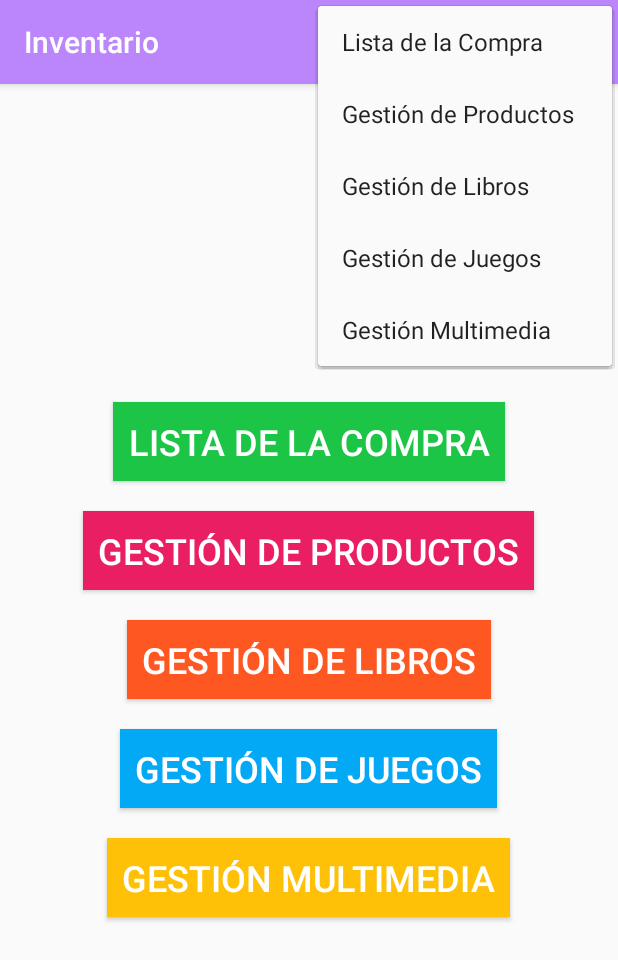
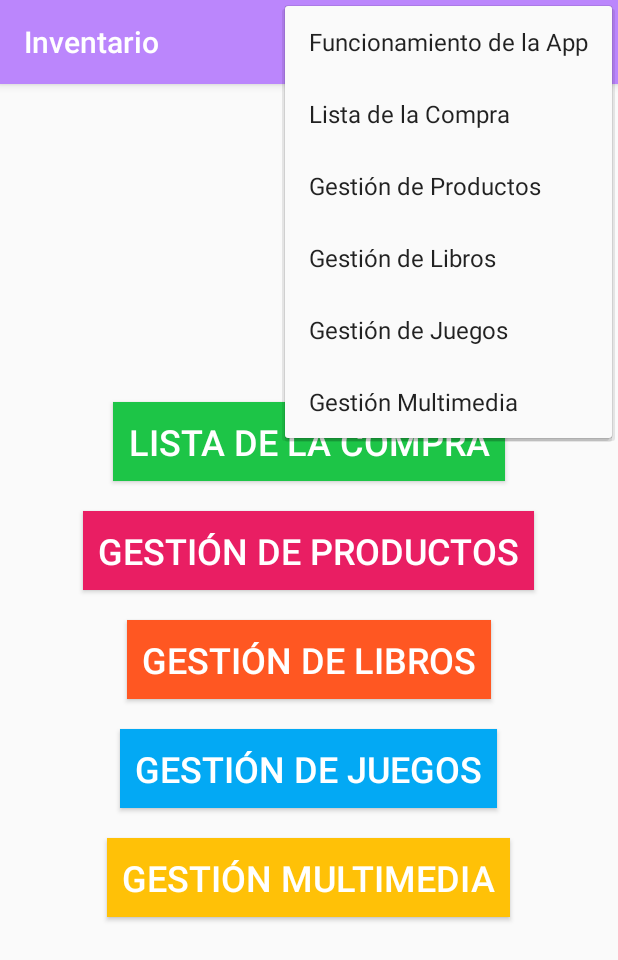
Before and after one commit to isagonrod/inventario, an Android app: the screen it shows after launch (MainActivity), with the options menu open, on a phone screen of 412 x 824 dp. Shown: the top 960 px of the screen. Run offline under Robolectric (Android 15) with nearby library versions, the phone set to English and light mode, and no system bars.

Commit message:
[#33] Añadida opción al menú principal para poder acceder a la ventana de "Funcionamiento de la app".

```diff
--- a/app/src/main/java/isamix/inventario/MainActivity.java
+++ b/app/src/main/java/isamix/inventario/MainActivity.java
@@ -16,6 +16,7 @@ import android.widget.EditText;
 import java.util.List;
 
 import isamix.inventario.adapter.CategoriaAdapter;
+import isamix.inventario.crud.FuncionamientoApp;
 import isamix.inventario.crud.ListaCategoria;
 import isamix.inventario.crud.ListaCompra;
 import isamix.inventario.crud.ListaProducto;
@@ -52,8 +53,10 @@ public class MainActivity extends AppCompatActivity {
 
     // Método para cambiar de actividad según se seleccione una opción u otra en el menú
     public boolean onOptionsItemSelected(MenuItem item) {
-
         switch (item.getItemId()) {
+            case R.id.menuFuncionamiento:
+                verLista(FuncionamientoApp.class);
+                return true;
             case R.id.menuListaCompra:
                 verLista(ListaCompra.class);
                 return true;
--- a/app/src/main/java/isamix/inventario/crud/EditarProducto.java
+++ b/app/src/main/java/isamix/inventario/crud/EditarProducto.java
@@ -148,8 +148,10 @@ public class EditarProducto extends AppCompatActivity {
     }
 
     public boolean onOptionsItemSelected(MenuItem item) {
-
         switch (item.getItemId()) {
+            case R.id.menuFuncionamiento:
+                verLista(FuncionamientoApp.class);
+                return true;
             case R.id.menuListaCompra:
                 verLista(ListaCompra.class);
                 return true;
--- a/app/src/main/java/isamix/inventario/crud/ListaCategoria.java
+++ b/app/src/main/java/isamix/inventario/crud/ListaCategoria.java
@@ -87,8 +87,10 @@ public class ListaCategoria extends AppCompatActivity {
     }
 
     public boolean onOptionsItemSelected(MenuItem item) {
-
         switch (item.getItemId()) {
+            case R.id.menuFuncionamiento:
+                verLista(FuncionamientoApp.class);
+                return true;
             case R.id.menuListaCompra:
                 verLista(ListaCompra.class);
                 return true;
--- a/app/src/main/java/isamix/inventario/crud/ListaCompra.java
+++ b/app/src/main/java/isamix/inventario/crud/ListaCompra.java
@@ -98,8 +98,10 @@ public class ListaCompra extends AppCompatActivity implements SearchView.OnQuery
     }
 
     public boolean onOptionsItemSelected(MenuItem item) {
-
         switch (item.getItemId()) {
+            case R.id.menuFuncionamiento:
+                verLista(FuncionamientoApp.class);
+                return true;
             case R.id.menuListaCompra:
                 verLista(ListaCompra.class);
                 return true;
--- a/app/src/main/java/isamix/inventario/crud/ListaProducto.java
+++ b/app/src/main/java/isamix/inventario/crud/ListaProducto.java
@@ -72,8 +72,10 @@ public class ListaProducto extends AppCompatActivity implements SearchView.OnQue
     }
 
     public boolean onOptionsItemSelected(MenuItem item) {
-
         switch (item.getItemId()) {
+            case R.id.menuFuncionamiento:
+                verLista(FuncionamientoApp.class);
+                return true;
             case R.id.menuListaCompra:
                 verLista(ListaCompra.class);
                 return true;
--- a/app/src/main/java/isamix/inventario/crud/ListaProductoPorCategoria.java
+++ b/app/src/main/java/isamix/inventario/crud/ListaProductoPorCategoria.java
@@ -89,8 +89,10 @@ public class ListaProductoPorCategoria extends AppCompatActivity implements Sear
     }
 
     public boolean onOptionsItemSelected(MenuItem item) {
-
         switch (item.getItemId()) {
+            case R.id.menuFuncionamiento:
+                verLista(FuncionamientoApp.class);
+                return true;
             case R.id.menuListaCompra:
                 verLista(ListaCompra.class);
                 return true;
--- a/app/src/main/res/menu/menu_principal.xml
+++ b/app/src/main/res/menu/menu_principal.xml
@@ -2,6 +2,10 @@
 <menu
     xmlns:app="http://schemas.android.com/apk/res-auto"
     xmlns:android="http://schemas.android.com/apk/res/android">
+    <item
+        android:id="@+id/menuFuncionamiento"
+        android:title="@string/funcionamiento"/>
+
     <item
         android:id="@+id/menuListaCompra"
         android:title="@string/menu_lista_compra" />
```
